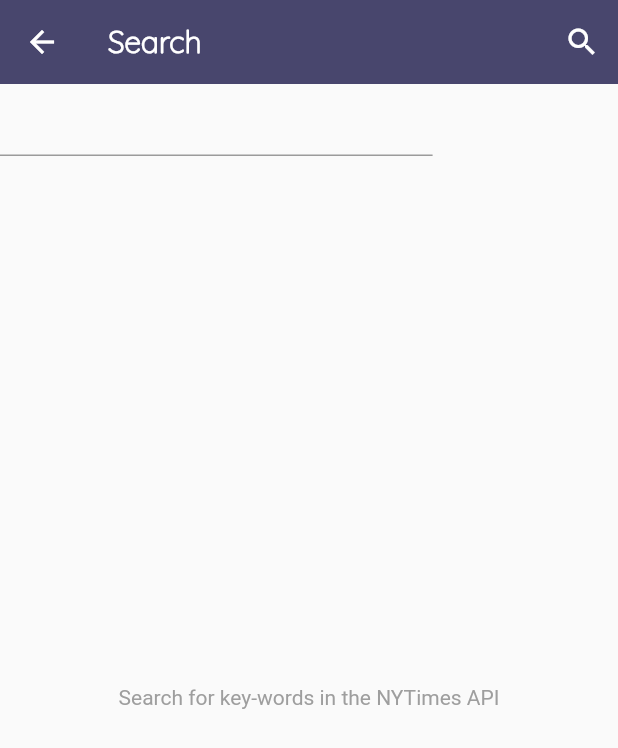
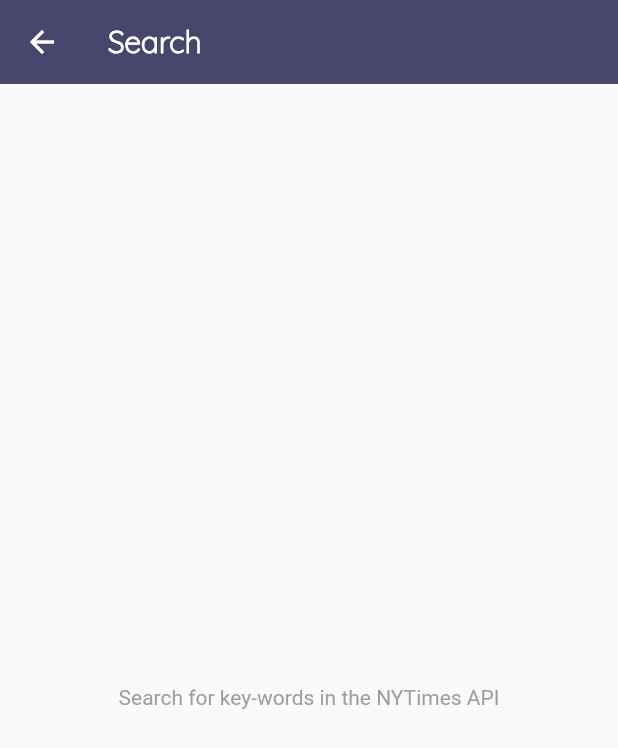
Before and after one commit to B-Houssam/News, a Flutter app: the Search screen opened directly, on a phone screen of 412 x 824 dp. Shown: the top 748 px of the screen. Run offline on Flutter 3.47's test engine with Material 2 defaults, Android fonts, the phone set to English and light mode, and no system bars; our stand-ins replace page_indicator, weather.

Commit message:
fixed no image issue

```diff
--- a/news/lib/models/article_model.dart
+++ b/news/lib/models/article_model.dart
@@ -20,9 +20,9 @@ class Article {
       title: map['title'],
       byline: map['byline'],
       url: map['url'],
-      imageUrl: map['multimedia'].length > 0
-          ? map['multimedia'][3]['url']
-          : 'https://images.unsplash.com/photo-1504711434969-e33886168f5c?ixlib=rb-1.2.1&ixid=eyJhcHBfaWQiOjEyMDd9&auto=format&fit=crop&w=1350&q=80',
+      imageUrl: map['multimedia'] == null
+          ? 'https://images.unsplash.com/photo-1504711434969-e33886168f5c?ixlib=rb-1.2.1&ixid=eyJhcHBfaWQiOjEyMDd9&auto=format&fit=crop&w=1350&q=80'
+          : map['multimedia'][3]['url'],
       publishedDate: map['published_date'],
       summary: map['abstract'],
     );
--- a/news/lib/views/home_page.dart
+++ b/news/lib/views/home_page.dart
@@ -19,7 +19,6 @@ class Home extends StatefulWidget {
 }
 
 class _HomeState extends State<Home> with TickerProviderStateMixin {
-  //Color colIcon = Article().col;
   List<Article> _articles = [];
   List<Article> _articlesH = [];
   List<Article> _articlesS = [];
--- a/news/lib/views/search.dart
+++ b/news/lib/views/search.dart
@@ -16,9 +16,6 @@ class _SearchState extends State<Search> {
               return <Widget>[
                 SliverAppBar(
                     floating: true,
-                    actions: <Widget>[
-                      IconButton(icon: Icon(Icons.search), onPressed: () {}),
-                    ],
                     pinned: true,
                     elevation: 10,
                     centerTitle: false,
@@ -40,7 +37,8 @@ class _SearchState extends State<Search> {
                         Container(
                           height: 50,
                           width: MediaQuery.of(context).size.width * .7,
-                          child: TextFormField(),
+                          child: Visibility(
+                              visible: false, child: TextFormField()),
                         ),
                       ],
                     ),
```
